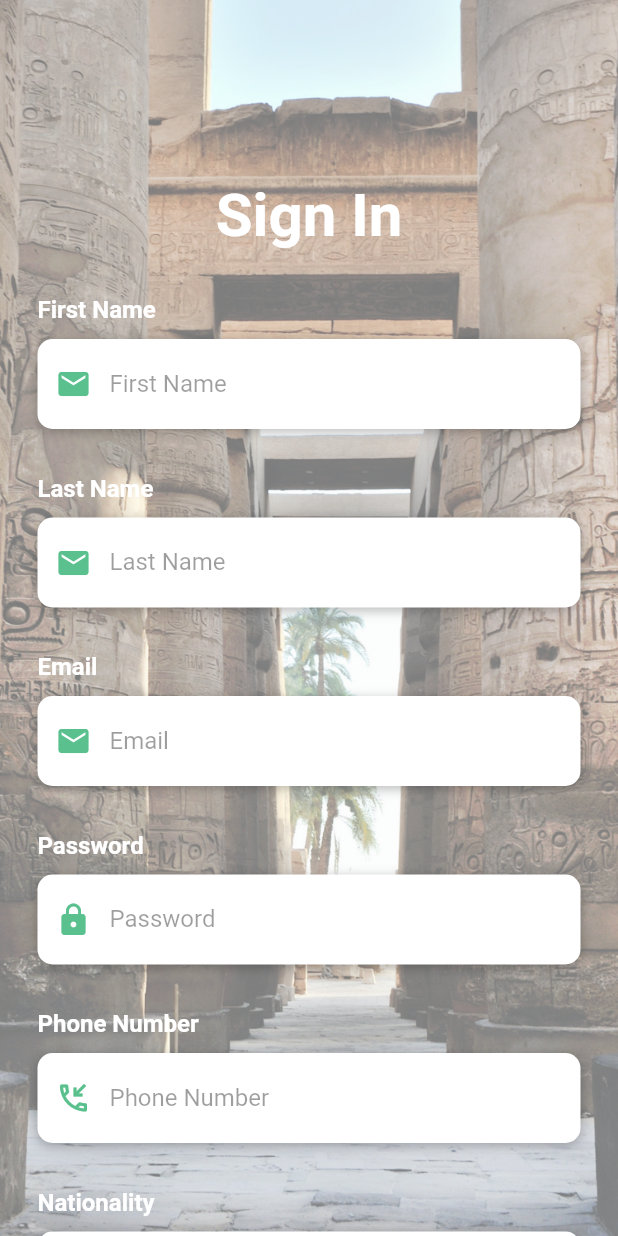
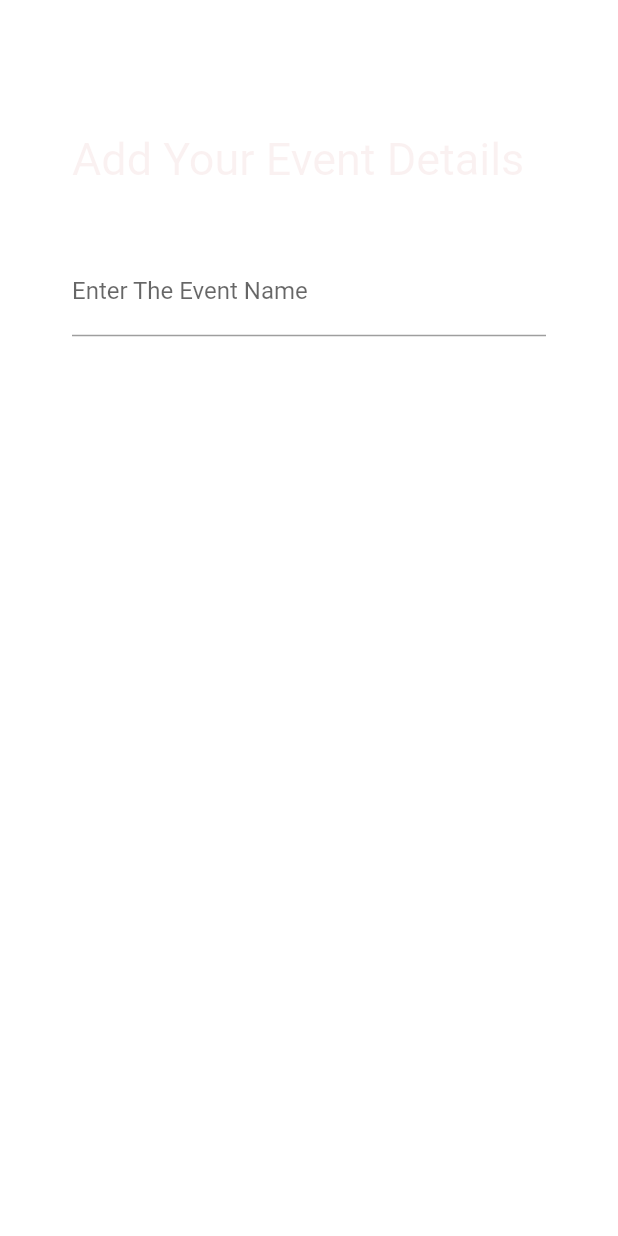
Before and after one commit to nathaliesameh26/DiscoverEgypt, a Flutter app: the screen it shows after launch, on a phone screen of 412 x 824 dp. Run offline on Flutter 3.47's test engine with Material 2 defaults, Android fonts, the phone set to English and light mode, and no system bars.

Commit message:
eventPlannerForm

```diff
--- a/mobileapplication/lib/eventPlannerForm.dart
+++ b/mobileapplication/lib/eventPlannerForm.dart
@@ -1,34 +1,105 @@
 import 'package:flutter/material.dart';
 
-class evform extends StatefulWidget {
+class Eventform extends StatefulWidget {
   @override
   State<StatefulWidget> createState() {
     return EPformState();
   }
 }
 
-class EPformState extends State<evform> {
-  // String _name;
-  // String _desc;
-  // String _location;
-  // String _startdate;
-  // String _enddate;
-  // String _price;
-  // String _opentime;
-  // String _closetime;
+class EPformState extends State<Eventform> {
+  final formkey = GlobalKey<FormState>();
+  String name = "";
+  // String? _name;
+  // String? _desc;
+  // String? _location;
+  // String? _startdate;
+  // String? _enddate;
+  // String? _price;
+  // String? _opentime;
+  // String? _closetime;
 
   // final GlobalKey<FormState> _formkey = GlobalKey<FormState>();
-  // Widget
+  // Widget? buildName() {
+  //   return null;
+  // }
+
+  //  Widget? buildDesc() {
+  //   return null;
+  // }
+  //  Widget? buildLocation() {
+  //   return null;
+  // }
+  // Widget? buildStartdate() {
+  //   return null;
+  // }
+
+  //  Widget? buildEneddate() {
+  //   return null;
+  // }
+
+  //  Widget? buildPrice() {
+  //   return null;
+  // }
+  //  Widget? buildOpentime() {
+  //   return null;
+  // }
+
+  //  Widget? buildClosetime() {
+  //   return null;
+  // }
 
   @override
   Widget build(BuildContext context) {
+    final double height = MediaQuery.of(context).size.height;
+    final GlobalKey<ScaffoldState> scaffoldKey = GlobalKey<ScaffoldState>();
     return Scaffold(
+      key: scaffoldKey,
       appBar: AppBar(
-        title: Text("Add your event"),
+        backgroundColor: Colors.transparent,
+        elevation: 0,
+        title: const Text("Add your event"),
       ),
+      backgroundColor: const Color(0xFFfffff),
       body: Container(
-        margin: EdgeInsets.all(24),
-      ),
+          padding: const EdgeInsets.only(left: 48, right: 48),
+          child: Form(
+            key: formkey,
+            child: Column(
+              crossAxisAlignment: CrossAxisAlignment.start,
+              children: [
+                SizedBox(height: height * 0.04),
+                const Text("Add Your Event Details",
+                    style: TextStyle(
+                        fontSize: 30, color: Color.fromARGB(15, 171, 15, 15))),
+                SizedBox(height: height * 0.05),
+                TextFormField(
+                    decoration:
+                        InputDecoration(labelText: "Enter The Event Name"),
+                    validator: (value) {
+                      if (value!.isEmpty ||
+                          !RegExp(r'[a-z A-Z]*$').hasMatch(value)) {
+                        return "enter a correct name";
+                      } else {
+                        return null;
+                      }
+                    })
+              ],
+            ),
+          )),
     );
   }
 }
+            // Column(
+            //   mainAxisAlignment: MainAxisAlignment.center,
+            //   children: <Widget>[
+            //     buildName(),
+            //     buildDesc(),
+            //     buildLocation(),
+            //     buildEneddate(),
+            //     buildPrice(),
+            //     buildOpentime(),
+            //     buildClosetime(),
+            //     SizedBox(height: 100,)
+            //   ],
+            // ),
--- a/mobileapplication/lib/main.dart
+++ b/mobileapplication/lib/main.dart
@@ -2,9 +2,11 @@ import 'package:flutter/material.dart';
 import 'package:mobileapplication/register.dart';
 import 'package:mobileapplication/splash.dart';
 import 'Searchplaces.dart';
+import 'eventPlannerForm.dart';
 import 'home.dart';
 import 'login.dart';
 import 'splash.dart';
+import 'detailspage.dart';
 
 void main() {
   runApp(const MyApp());
@@ -19,13 +21,15 @@ class MyApp extends StatelessWidget {
     // ignore: prefer_const_constructors
     return MaterialApp(
         debugShowCheckedModeBanner: false,
-        initialRoute: '/register',
+        initialRoute: '/eventPlannerForm',
         routes: {
           '/': (context) => Splash(),
           '/login': (context) => Login(),
           '/register': (context) => Register(),
           'home': (context) => Home(),
           '/Searchplaces': (context) => SearchPage(),
+          // '/detailspage': (context) => MyCustomForm(),
+          '/eventPlannerForm': (context) => Eventform(),
         });
   }
 }
```
